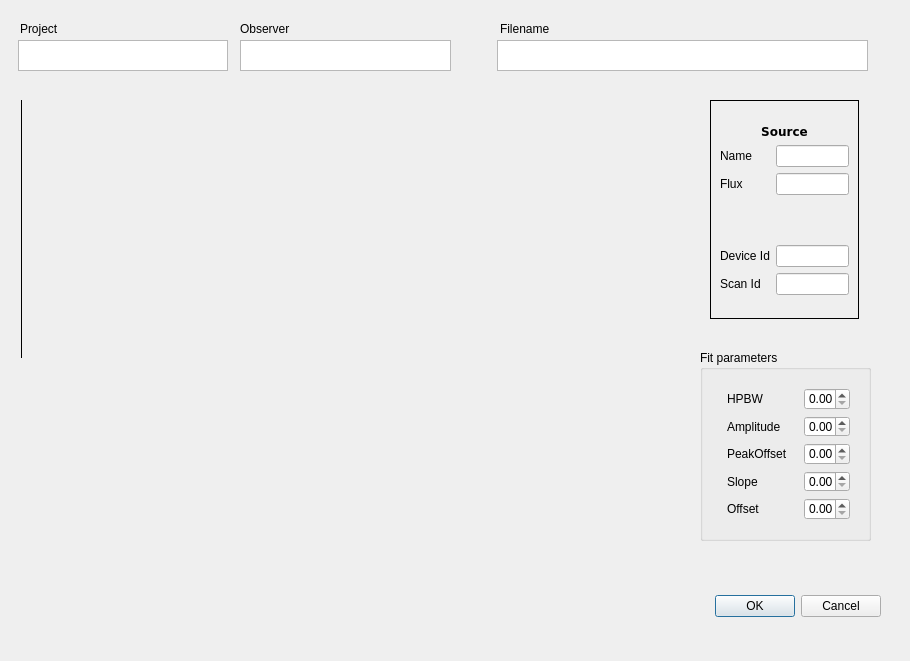
Old version of the form Common/Clients/CaltoolClient/src/calibrationToolClient.ui in the repository discos/discos.
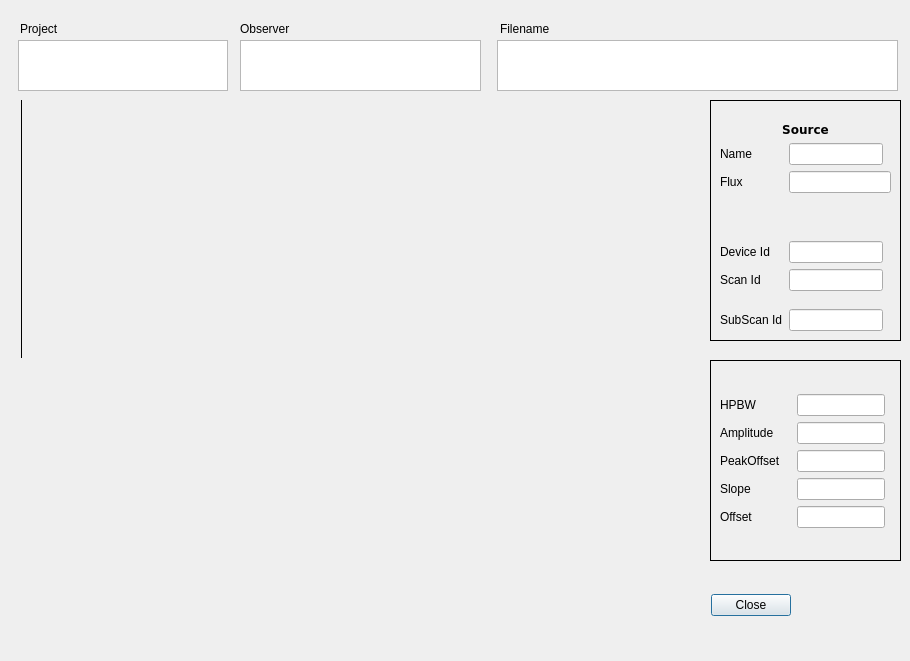
New version of the form. Custom widgets are drawn as their Qt base class.

```diff
--- a/Common/Clients/CaltoolClient/src/calibrationToolClient.ui
+++ b/Common/Clients/CaltoolClient/src/calibrationToolClient.ui
@@ -16,9 +16,9 @@
   <widget class="QDialogButtonBox" name="buttonBox">
    <property name="geometry">
     <rect>
-     <x>700</x>
-     <y>591</y>
-     <width>181</width>
+     <x>710</x>
+     <y>590</y>
+     <width>81</width>
      <height>31</height>
     </rect>
    </property>
@@ -26,7 +26,7 @@
     <enum>Qt::Horizontal</enum>
    </property>
    <property name="standardButtons">
-    <set>QDialogButtonBox::Cancel|QDialogButtonBox::Ok</set>
+    <set>QDialogButtonBox::Close</set>
    </property>
   </widget>
   <widget class="QWidget" name="verticalLayoutWidget">
@@ -96,7 +96,7 @@
      <x>18</x>
      <y>40</y>
      <width>210</width>
-     <height>31</height>
+     <height>51</height>
     </rect>
    </property>
   </widget>
@@ -105,8 +105,8 @@
     <rect>
      <x>497</x>
      <y>40</y>
-     <width>371</width>
-     <height>31</height>
+     <width>401</width>
+     <height>51</height>
     </rect>
    </property>
   </widget>
@@ -115,113 +115,21 @@
     <rect>
      <x>240</x>
      <y>40</y>
-     <width>211</width>
-     <height>31</height>
+     <width>241</width>
+     <height>51</height>
     </rect>
    </property>
    <property name="mouseTracking">
     <bool>true</bool>
    </property>
   </widget>
-  <widget class="QGroupBox" name="groupBox">
-   <property name="geometry">
-    <rect>
-     <x>700</x>
-     <y>350</y>
-     <width>171</width>
-     <height>191</height>
-    </rect>
-   </property>
-   <property name="title">
-    <string>Fit parameters</string>
-   </property>
-   <property name="alignment">
-    <set>Qt::AlignLeading|Qt::AlignLeft|Qt::AlignTop</set>
-   </property>
-   <property name="flat">
-    <bool>false</bool>
-   </property>
-   <property name="checkable">
-    <bool>false</bool>
-   </property>
-   <layout class="QFormLayout" name="formLayout">
-    <property name="fieldGrowthPolicy">
-     <enum>QFormLayout::AllNonFixedFieldsGrow</enum>
-    </property>
-    <item row="4" column="1">
-     <widget class="QFrame" name="frame">
-      <layout class="QFormLayout" name="formLayout_3">
-       <property name="fieldGrowthPolicy">
-        <enum>QFormLayout::AllNonFixedFieldsGrow</enum>
-       </property>
-       <property name="formAlignment">
-        <set>Qt::AlignLeading|Qt::AlignLeft|Qt::AlignVCenter</set>
-       </property>
-       <property name="horizontalSpacing">
-        <number>16</number>
-       </property>
-       <item row="0" column="0">
-        <widget class="QLabel" name="label_4">
-         <property name="text">
-          <string>HPBW</string>
-         </property>
-        </widget>
-       </item>
-       <item row="0" column="1">
-        <widget class="QDoubleSpinBox" name="doubleSpinBox_hpbw"/>
-       </item>
-       <item row="1" column="1">
-        <widget class="QDoubleSpinBox" name="doubleSpinBox_amplitude"/>
-       </item>
-       <item row="2" column="1">
-        <widget class="QDoubleSpinBox" name="doubleSpinBox_peakOffset"/>
-       </item>
-       <item row="2" column="0">
-        <widget class="QLabel" name="label_6">
-         <property name="text">
-          <string>PeakOffset</string>
-         </property>
-        </widget>
-       </item>
-       <item row="4" column="1">
-        <widget class="QDoubleSpinBox" name="doubleSpinBox_slope"/>
-       </item>
-       <item row="6" column="1">
-        <widget class="QDoubleSpinBox" name="doubleSpinBox_offset"/>
-       </item>
-       <item row="4" column="0">
-        <widget class="QLabel" name="label_7">
-         <property name="text">
-          <string>Slope</string>
-         </property>
-        </widget>
-       </item>
-       <item row="6" column="0">
-        <widget class="QLabel" name="label_8">
-         <property name="text">
-          <string>Offset</string>
-         </property>
-        </widget>
-       </item>
-       <item row="1" column="0">
-        <widget class="QLabel" name="label_5">
-         <property name="text">
-          <string>Amplitude</string>
-         </property>
-        </widget>
-       </item>
-      </layout>
-     </widget>
-    </item>
-   </layout>
-  </widget>
   <widget class="QFrame" name="formFrame">
    <property name="geometry">
     <rect>
      <x>710</x>
      <y>100</y>
-     <width>149</width>
-     <height>219</height>
+     <width>191</width>
+     <height>241</height>
     </rect>
    </property>
    <property name="frameShape">
@@ -244,6 +152,23 @@
       </property>
      </spacer>
     </item>
+    <item row="1" column="0" colspan="2">
+     <widget class="QLabel" name="textLabel">
+      <property name="font">
+       <font>
+        <family>Bitstream Vera Sans</family>
+        <weight>75</weight>
+        <bold>true</bold>
+       </font>
+      </property>
+      <property name="text">
+       <string>Source</string>
+      </property>
+      <property name="alignment">
+       <set>Qt::AlignCenter</set>
+      </property>
+     </widget>
+    </item>
     <item row="2" column="0">
      <widget class="QLabel" name="fluxLabel">
       <property name="text">
@@ -251,6 +176,19 @@
       </property>
      </widget>
     </item>
+    <item row="2" column="1">
+     <widget class="QLineEdit" name="fluxLineEdit">
+      <property name="maximumSize">
+       <size>
+        <width>94</width>
+        <height>16777215</height>
+       </size>
+      </property>
+      <property name="readOnly">
+       <bool>true</bool>
+      </property>
+     </widget>
+    </item>
     <item row="3" column="0">
      <widget class="QLabel" name="fluxLabel_2">
       <property name="text">
@@ -258,6 +196,32 @@
       </property>
      </widget>
     </item>
+    <item row="3" column="1">
+     <widget class="QLineEdit" name="fluxLineEdit_2">
+      <property name="minimumSize">
+       <size>
+        <width>94</width>
+        <height>0</height>
+       </size>
+      </property>
+      <property name="readOnly">
+       <bool>true</bool>
+      </property>
+     </widget>
+    </item>
+    <item row="4" column="1">
+     <spacer name="verticalSpacer_2">
+      <property name="orientation">
+       <enum>Qt::Vertical</enum>
+      </property>
+      <property name="sizeHint" stdset="0">
+       <size>
+        <width>20</width>
+        <height>70</height>
+       </size>
+      </property>
+     </spacer>
+    </item>
     <item row="7" column="0">
      <widget class="QLabel" name="deviceIdLabel">
       <property name="text">
@@ -266,19 +230,39 @@
      </widget>
     </item>
     <item row="7" column="1">
-     <widget class="QLineEdit" name="deviceIdLineEdit"/>
+     <widget class="QLineEdit" name="deviceIdLineEdit">
+      <property name="maximumSize">
+       <size>
+        <width>94</width>
+        <height>16777215</height>
+       </size>
+      </property>
+      <property name="readOnly">
+       <bool>true</bool>
+      </property>
+     </widget>
     </item>
-    <item row="8" column="0">
+    <item row="9" column="0">
      <widget class="QLabel" name="scanIdLabel">
       <property name="text">
        <string>Scan Id</string>
       </property>
      </widget>
     </item>
-    <item row="8" column="1">
-     <widget class="QLineEdit" name="scanIdLineEdit"/>
-    </item>
     <item row="9" column="1">
+     <widget class="QLineEdit" name="scanIdLineEdit">
+      <property name="maximumSize">
+       <size>
+        <width>94</width>
+        <height>16777215</height>
+       </size>
+      </property>
+      <property name="readOnly">
+       <bool>true</bool>
+      </property>
+     </widget>
+    </item>
+    <item row="10" column="1">
      <spacer name="verticalSpacer_3">
       <property name="orientation">
        <enum>Qt::Vertical</enum>
@@ -291,39 +275,147 @@
       </property>
      </spacer>
     </item>
-    <item row="4" column="1">
-     <spacer name="verticalSpacer_2">
-      <property name="orientation">
-       <enum>Qt::Vertical</enum>
+    <item row="11" column="1">
+     <widget class="QLineEdit" name="subscanIdLineEdit">
+      <property name="maximumSize">
+       <size>
+        <width>94</width>
+        <height>16777215</height>
+       </size>
       </property>
-      <property name="sizeHint" stdset="0">
+      <property name="readOnly">
+       <bool>true</bool>
+      </property>
+     </widget>
+    </item>
+    <item row="11" column="0">
+     <widget class="QLabel" name="scanIdLabel_2">
+      <property name="text">
+       <string>SubScan Id</string>
+      </property>
+     </widget>
+    </item>
+   </layout>
+  </widget>
+  <widget class="QFrame" name="frame">
+   <property name="geometry">
+    <rect>
+     <x>710</x>
+     <y>360</y>
+     <width>191</width>
+     <height>201</height>
+    </rect>
+   </property>
+   <property name="frameShape">
+    <enum>QFrame::Box</enum>
+   </property>
+   <layout class="QFormLayout" name="formLayout_3">
+    <property name="fieldGrowthPolicy">
+     <enum>QFormLayout::AllNonFixedFieldsGrow</enum>
+    </property>
+    <property name="formAlignment">
+     <set>Qt::AlignLeading|Qt::AlignLeft|Qt::AlignVCenter</set>
+    </property>
+    <property name="horizontalSpacing">
+     <number>16</number>
+    </property>
+    <item row="0" column="0">
+     <widget class="QLabel" name="label_4">
+      <property name="text">
+       <string>HPBW</string>
+      </property>
+     </widget>
+    </item>
+    <item row="2" column="0">
+     <widget class="QLabel" name="label_6">
+      <property name="text">
+       <string>PeakOffset</string>
+      </property>
+     </widget>
+    </item>
+    <item row="4" column="0">
+     <widget class="QLabel" name="label_7">
+      <property name="text">
+       <string>Slope</string>
+      </property>
+     </widget>
+    </item>
+    <item row="6" column="0">
+     <widget class="QLabel" name="label_8">
+      <property name="text">
+       <string>Offset</string>
+      </property>
+     </widget>
+    </item>
+    <item row="1" column="0">
+     <widget class="QLabel" name="label_5">
+      <property name="text">
+       <string>Amplitude</string>
+      </property>
+     </widget>
+    </item>
+    <item row="0" column="1">
+     <widget class="QLineEdit" name="hpbwLineEdit">
+      <property name="maximumSize">
        <size>
-        <width>20</width>
-        <height>70</height>
+        <width>88</width>
+        <height>16777215</height>
        </size>
       </property>
-     </spacer>
+      <property name="readOnly">
+       <bool>true</bool>
+      </property>
+     </widget>
     </item>
-    <item row="3" column="1">
-     <widget class="QLineEdit" name="fluxLineEdit_2"/>
+    <item row="1" column="1">
+     <widget class="QLineEdit" name="amplitudeLineEdit">
+      <property name="maximumSize">
+       <size>
+        <width>88</width>
+        <height>16777215</height>
+       </size>
+      </property>
+      <property name="readOnly">
+       <bool>true</bool>
+      </property>
+     </widget>
     </item>
     <item row="2" column="1">
-     <widget class="QLineEdit" name="fluxLineEdit"/>
+     <widget class="QLineEdit" name="peakoffsetLineEdit">
+      <property name="maximumSize">
+       <size>
+        <width>88</width>
+        <height>16777215</height>
+       </size>
+      </property>
+      <property name="readOnly">
+       <bool>true</bool>
+      </property>
+     </widget>
     </item>
-    <item row="1" column="0" colspan="2">
-     <widget class="QLabel" name="textLabel">
-      <property name="font">
-       <font>
-        <family>Bitstream Vera Sans</family>
-        <weight>75</weight>
-        <bold>true</bold>
-       </font>
+    <item row="4" column="1">
+     <widget class="QLineEdit" name="slopeLineEdit">
+      <property name="maximumSize">
+       <size>
+        <width>88</width>
+        <height>16777215</height>
+       </size>
       </property>
-      <property name="text">
-       <string>Source</string>
+      <property name="readOnly">
+       <bool>true</bool>
       </property>
-      <property name="alignment">
-       <set>Qt::AlignCenter</set>
+     </widget>
+    </item>
+    <item row="6" column="1">
+     <widget class="QLineEdit" name="offsetLineEdit">
+      <property name="maximumSize">
+       <size>
+        <width>88</width>
+        <height>16777215</height>
+       </size>
+      </property>
+      <property name="readOnly">
+       <bool>true</bool>
       </property>
      </widget>
     </item>
```
